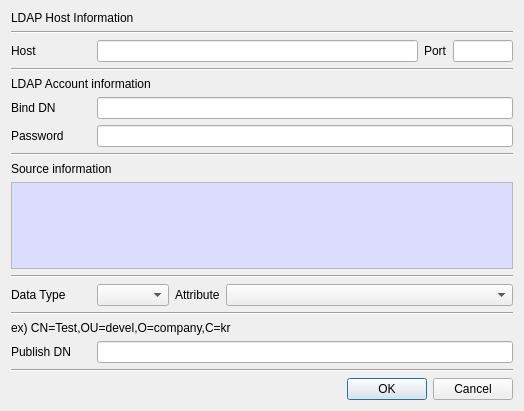
The window that CertMan/pub_ldap_dlg.ui (jykim74/CertMan) describes before a commit, drawn with Qt 5.
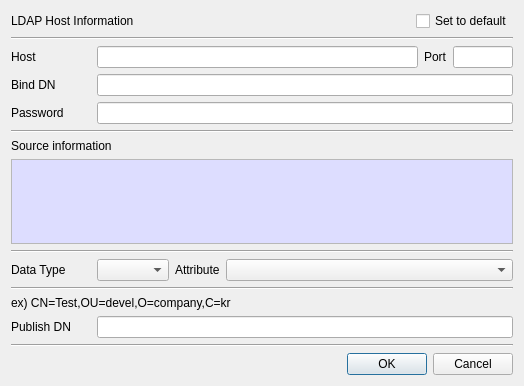
The same window after the commit.

Commit message: Publish LDAP 에서 초기 설정 지원

Patch:
```diff
--- a/CertMan/pub_ldap_dlg.ui
+++ b/CertMan/pub_ldap_dlg.ui
@@ -7,7 +7,7 @@
     <x>0</x>
     <y>0</y>
     <width>524</width>
-    <height>411</height>
+    <height>386</height>
    </rect>
   </property>
   <property name="windowTitle">
@@ -15,11 +15,38 @@
   </property>
   <layout class="QVBoxLayout" name="verticalLayout">
    <item>
-    <widget class="QLabel" name="label">
-     <property name="text">
-      <string>LDAP Host Information</string>
+    <layout class="QGridLayout" name="gridLayout_6">
+     <property name="topMargin">
+      <number>0</number>
      </property>
-    </widget>
+     <item row="0" column="0">
+      <widget class="QLabel" name="label">
+       <property name="text">
+        <string>LDAP Host Information</string>
+       </property>
+      </widget>
+     </item>
+     <item row="0" column="2">
+      <widget class="QCheckBox" name="mSetToDefaultCheck">
+       <property name="text">
+        <string>Set to default</string>
+       </property>
+      </widget>
+     </item>
+     <item row="0" column="1">
+      <spacer name="horizontalSpacer">
+       <property name="orientation">
+        <enum>Qt::Horizontal</enum>
+       </property>
+       <property name="sizeHint" stdset="0">
+        <size>
+         <width>40</width>
+         <height>20</height>
+        </size>
+       </property>
+      </spacer>
+     </item>
+    </layout>
    </item>
    <item>
     <widget class="Line" name="line_4">
@@ -68,20 +95,6 @@
      </item>
     </layout>
    </item>
-   <item>
-    <widget class="Line" name="line">
-     <property name="orientation">
-      <enum>Qt::Horizontal</enum>
-     </property>
-    </widget>
-   </item>
-   <item>
-    <widget class="QLabel" name="label_3">
-     <property name="text">
-      <string>LDAP Account information</string>
-     </property>
-    </widget>
-   </item>
    <item>
     <layout class="QGridLayout" name="gridLayout">
      <property name="topMargin">
```
The commit also changes 7 other files.
